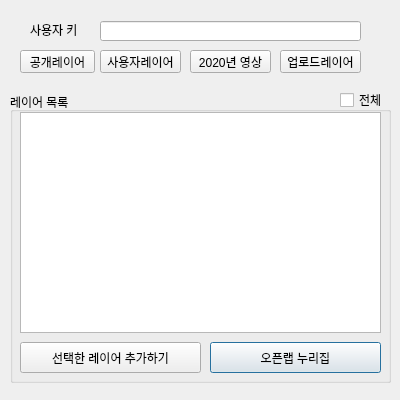
iyeti78/qgis-dtcloud-plugin, file dtcloud/dtcloud_dialog_base.ui: the form before one commit.
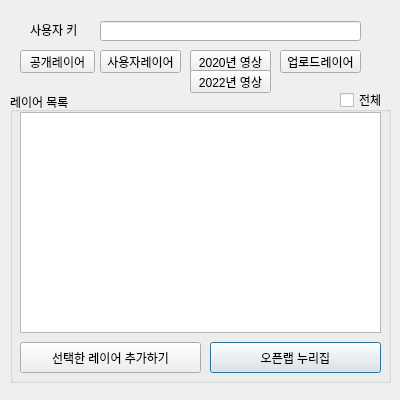
The form after the commit.

```diff
--- a/dtcloud/dtcloud_dialog_base.ui
+++ b/dtcloud/dtcloud_dialog_base.ui
@@ -285,6 +285,19 @@
     <string>업로드레이어</string>
    </property>
   </widget>
+  <widget class="QPushButton" name="pushButton_9">
+   <property name="geometry">
+    <rect>
+     <x>190</x>
+     <y>70</y>
+     <width>81</width>
+     <height>23</height>
+    </rect>
+   </property>
+   <property name="text">
+    <string>2022년 영상</string>
+   </property>
+  </widget>
   <zorder>groupBox</zorder>
   <zorder>label_2</zorder>
   <zorder>lineEdit</zorder>
@@ -293,6 +306,7 @@
   <zorder>pushButton_10</zorder>
   <zorder>checkBox</zorder>
   <zorder>pushButton_4</zorder>
+  <zorder>pushButton_9</zorder>
  </widget>
  <resources/>
  <connections/>
```
